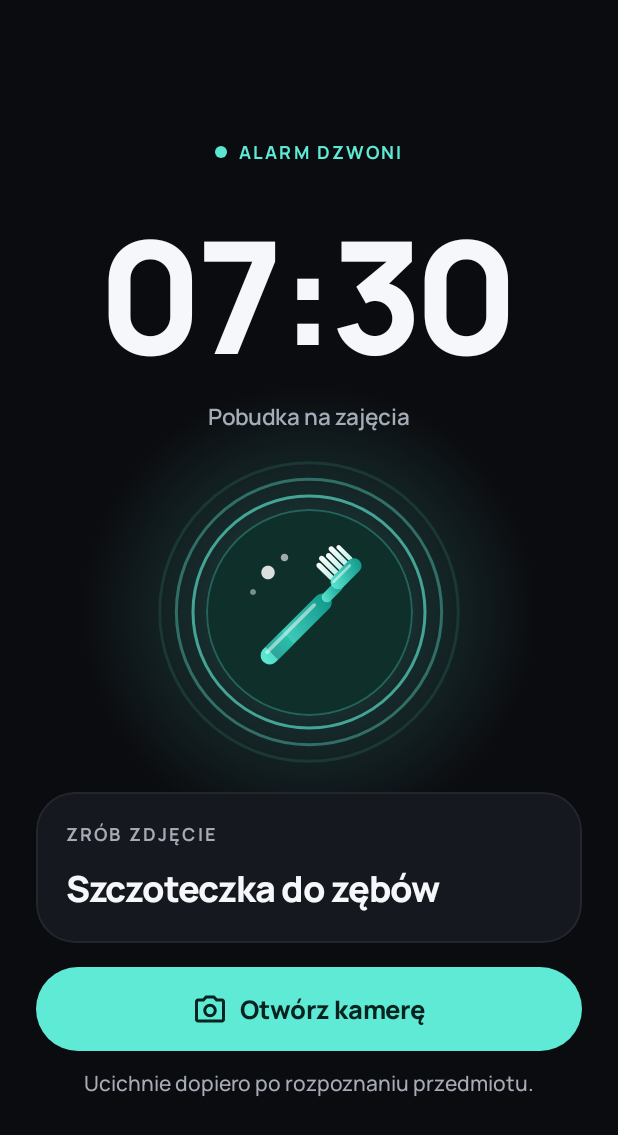
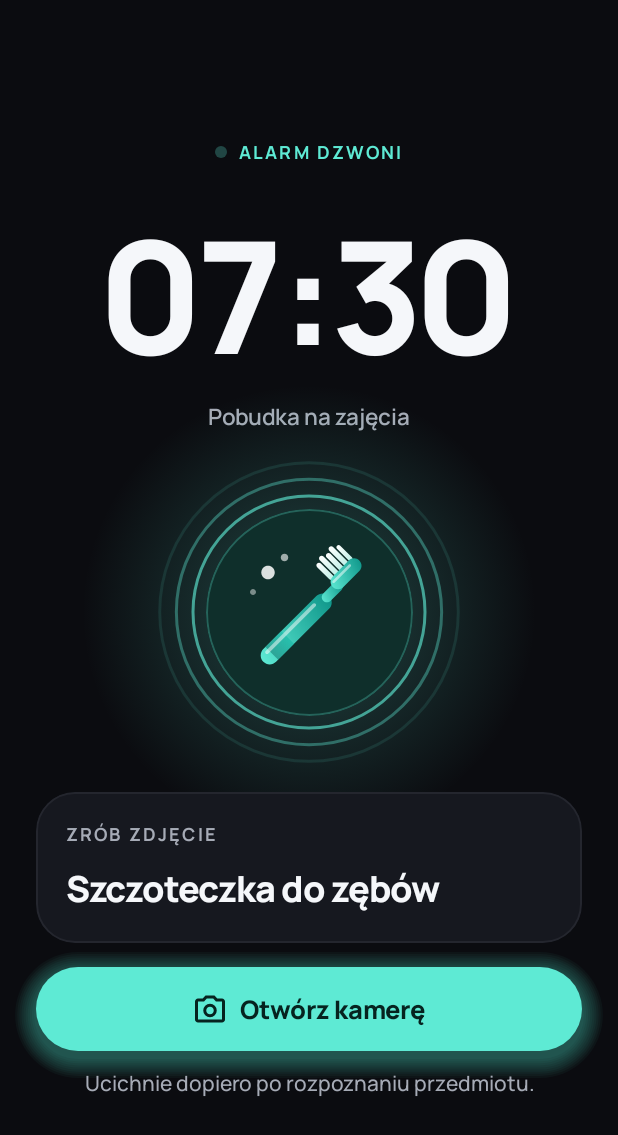
Before and after one commit to kelly-sudo/shotclock, an Android app built with Jetpack Compose: the RingScreen screen opened through its navigation route, on a phone screen of 412 x 824 dp. Shown: the top 1135 px of the screen. Run offline under Robolectric (Android 15) with nearby library versions, the phone set to English and light mode, and no system bars.

Commit message:
Ekran dzwonienia: pulsująca poświata pod „Otwórz kamerę”, wyśrodkowany dopisek
Nowy Modifier.glowBehind w Motion.kt rysuje miękką poświatę z kilku coraz
większych, prawie przezroczystych pigułek (bez rozmycia, więc wygląda tak samo
na każdym Androidzie) i pulsuje co 2,2 s jak w makiecie. Dopisek pod przyciskiem
jest wyśrodkowany także wtedy, gdy łamie się na wąskim ekranie. Kropka
„ALARM DZWONI” przy wyłączonych animacjach zostaje w pełni widoczna.

Co-Authored-By: Claude Opus 5.5 <noreply@anthropic.com>

```diff
--- a/app/src/main/java/pl/shotclock/budzik/ui/ring/RingScreen.kt
+++ b/app/src/main/java/pl/shotclock/budzik/ui/ring/RingScreen.kt
@@ -21,6 +21,7 @@ import androidx.compose.ui.Modifier
 import androidx.compose.ui.draw.clip
 import androidx.compose.ui.graphics.graphicsLayer
 import androidx.compose.ui.res.stringResource
+import androidx.compose.ui.text.style.TextAlign
 import androidx.compose.ui.tooling.preview.Preview
 import pl.shotclock.budzik.R
 import pl.shotclock.budzik.ui.components.AppBackground
@@ -40,11 +41,13 @@ import pl.shotclock.budzik.ui.theme.Sizes
 import pl.shotclock.budzik.ui.theme.Spacing
 import pl.shotclock.budzik.ui.theme.TextSecondary
 import pl.shotclock.budzik.ui.theme.entranceFrom
+import pl.shotclock.budzik.ui.theme.glowBehind
 import pl.shotclock.budzik.ui.theme.rememberEntrance
 import pl.shotclock.budzik.ui.theme.rememberPulse
 import pl.shotclock.budzik.ui.theme.rememberShakeAngle
 
 private const val BlinkMillis = 550
+private const val CameraGlowMillis = 2200
 
 /**
  * Ekran dzwonienia na przykładowych danych. Prawdziwy alarm dojdzie w Etapie 3.
@@ -101,16 +104,21 @@ fun RingScreen(
             horizontalAlignment = Alignment.CenterHorizontally,
             verticalArrangement = Arrangement.spacedBy(Spacing.smallMedium),
         ) {
+            // Pulsująca poświata przyciąga wzrok do jedynej akcji na tym ekranie.
+            val cameraGlow = rememberPulse(CameraGlowMillis, label = "camera glow")
             AppButton(
                 text = stringResource(R.string.ring_open_camera),
                 onClick = onOpenCamera,
-                modifier = Modifier.fillMaxWidth(),
+                modifier = Modifier
+                    .fillMaxWidth()
+                    .glowBehind(cameraGlow),
                 icon = R.drawable.ic_camera,
             )
             Text(
                 text = stringResource(R.string.ring_note),
                 style = MaterialTheme.typography.bodyMedium,
                 color = TextSecondary,
+                textAlign = TextAlign.Center,
             )
         }
     }
@@ -128,7 +136,8 @@ private fun RingStatus(modifier: Modifier = Modifier) {
         Box(
             modifier = Modifier
                 .size(Sizes.statusDot)
-                .graphicsLayer { alpha = 1f - 0.75f * blink.value }
+                // Przy wyłączonych animacjach w telefonie wartość zatrzymuje się na 1, więc kropka zostaje w pełni widoczna.
+                .graphicsLayer { alpha = 0.25f + 0.75f * blink.value }
                 .clip(AppShapes.pill)
                 .background(Accent),
         )
--- a/app/src/main/java/pl/shotclock/budzik/ui/theme/Motion.kt
+++ b/app/src/main/java/pl/shotclock/budzik/ui/theme/Motion.kt
@@ -20,6 +20,11 @@ import androidx.compose.runtime.State
 import androidx.compose.runtime.getValue
 import androidx.compose.runtime.remember
 import androidx.compose.ui.Modifier
+import androidx.compose.ui.draw.drawBehind
+import androidx.compose.ui.geometry.CornerRadius
+import androidx.compose.ui.geometry.Offset
+import androidx.compose.ui.geometry.Size
+import androidx.compose.ui.graphics.Color
 import androidx.compose.ui.graphics.graphicsLayer
 import androidx.compose.ui.platform.LocalInspectionMode
 import androidx.compose.ui.unit.dp
@@ -35,6 +40,16 @@ private const val EntranceMillis = 600
 private const val EntranceStepMillis = 90L
 private const val ShakeLoopMillis = 2600
 private val EntranceOffset = 20.dp
+
+// Poświata przycisku: jak daleko sięga, jak mocno świeci i z ilu warstw się składa.
+// Zasięg jest mniejszy niż odstęp do karty nad przyciskiem, żeby poświata na nią nie wchodziła.
+private val GlowSpread = 14.dp
+private const val GlowMinSpread = 0.6f
+private const val GlowMinAlpha = 0.12f
+private const val GlowMaxAlpha = 0.34f
+private const val GlowLayers = 10
+// Poświata jest lekko przesunięta w dół, jak cień pod przyciskiem w makiecie.
+private val GlowDrop = 4.dp
 
 /** Skala przycisku: lekko maleje przy naciśnięciu i sprężyście wraca. */
 @Composable
@@ -116,3 +131,26 @@ fun rememberShakeAngle(): State<Float> =
         ),
         label = "shake angle",
     )
+
+/**
+ * Miękka, pulsująca poświata wokół przycisku w kształcie pigułki (główny przycisk na ekranie dzwonienia).
+ * Zamiast rozmycia rysujemy kilka coraz większych, prawie przezroczystych pigułek jedna na drugiej:
+ * przy krawędzi przycisku nakładają się wszystkie, dalej coraz mniej, więc światło łagodnie zanika.
+ * Działa tak samo na każdej wersji Androida. [pulse] (0–1) czytamy dopiero przy rysowaniu,
+ * więc w każdej klatce nic się nie przebudowuje.
+ */
+fun Modifier.glowBehind(pulse: State<Float>, color: Color = Accent): Modifier = drawBehind {
+    val spread = GlowSpread.toPx() * (GlowMinSpread + (1f - GlowMinSpread) * pulse.value)
+    val drop = GlowDrop.toPx()
+    val layerAlpha = (GlowMinAlpha + (GlowMaxAlpha - GlowMinAlpha) * pulse.value) / GlowLayers
+    repeat(GlowLayers) { index ->
+        val grow = spread * (index + 1) / GlowLayers
+        drawRoundRect(
+            color = color,
+            topLeft = Offset(-grow, -grow + drop),
+            size = Size(size.width + grow * 2, size.height + grow * 2),
+            cornerRadius = CornerRadius(size.height / 2 + grow),
+            alpha = layerAlpha,
+        )
+    }
+}
```
